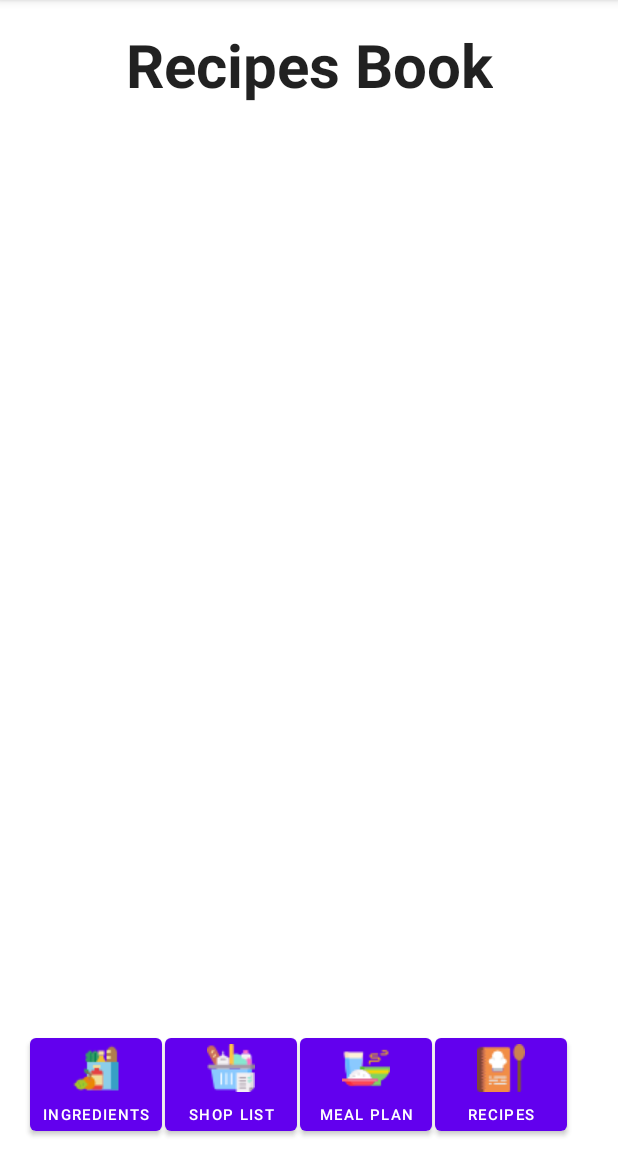
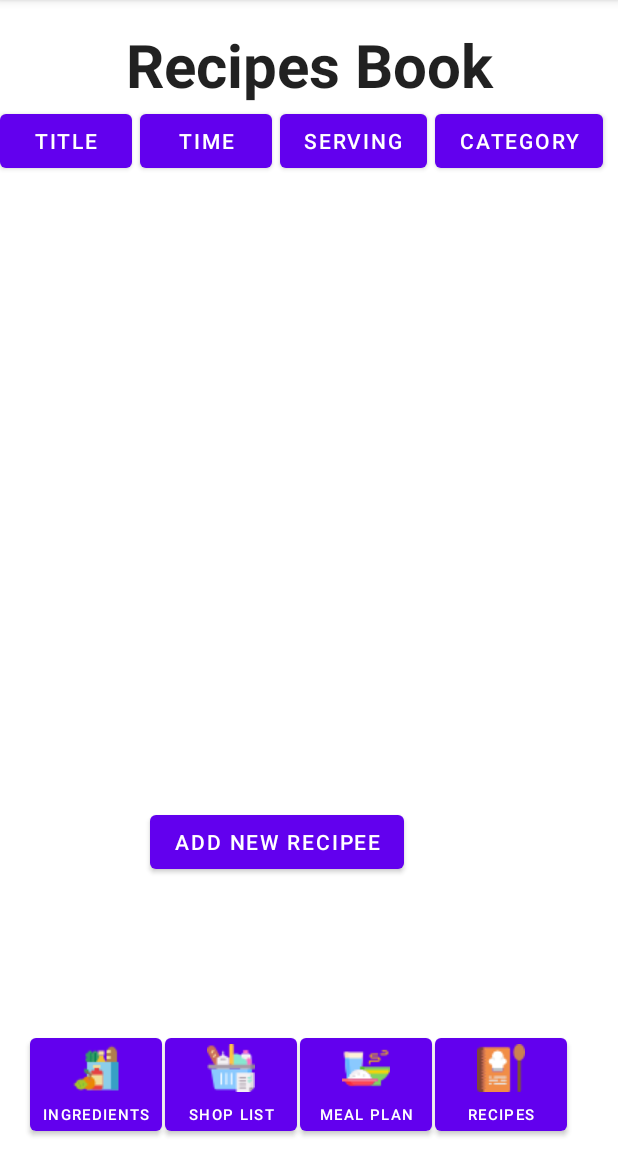
Before and after one commit to mac-op/TopMeals, an Android app: the Recipes screen opened directly, with no data from a screen before it, on a phone screen of 412 x 824 dp, the part 84-1236 px from its top. Run offline under Robolectric (Android 15) with nearby library versions, the phone set to English and light mode, and no system bars.

Commit message:
"Recipee Book UI - Pratham And Almer

```diff
--- a/app/src/main/res/layout/activity_recipies.xml
+++ b/app/src/main/res/layout/activity_recipies.xml
@@ -5,22 +5,105 @@
     android:layout_width="match_parent"
     android:layout_height="match_parent"
     tools:context=".Recipes">
+    <LinearLayout
+        android:layout_width="match_parent"
+        android:layout_height="match_parent"
+        android:orientation="vertical">
+        <TextView
+            android:id="@+id/recipestext"
+            android:layout_width="match_parent"
+            android:layout_height="wrap_content"
+            android:layout_marginTop="16dp"
+            android:text="Recipes Book"
+            android:textAppearance="@style/TextAppearance.AppCompat.Large"
+            android:textSize="40dp"
+            android:textAlignment="center"
+            android:textStyle="bold">
+
+        </TextView>
+        <LinearLayout
+            android:layout_width="match_parent"
+            android:layout_height="wrap_content"
+            android:orientation="horizontal">
+
+            <Button
+                android:layout_width="wrap_content"
+                android:layout_height="wrap_content"
+                android:id="@+id/title_sort"
+                android:text="Title"
+                android:layout_marginRight="5dp">
+
+            </Button>
+            <Button
+                android:layout_width="wrap_content"
+                android:layout_height="wrap_content"
+                android:id="@+id/time_sort"
+                android:text="Time"
+                android:layout_marginRight="5dp">
+
+            </Button>
+            <Button
+                android:layout_width="wrap_content"
+                android:layout_height="wrap_content"
+                android:id="@+id/Serving_sort"
+                android:text="Serving"
+                android:layout_marginRight="5dp">
+
+            </Button>
+            <Button
+                android:layout_width="wrap_content"
+                android:layout_height="wrap_content"
+                android:id="@+id/Category"
+                android:text="Category">
+
+            </Button>
+
+        </LinearLayout>
+
+        <LinearLayout
+            android:layout_width="match_parent"
+            android:layout_height="wrap_content">
+
+            <ListView
+                android:layout_width="match_parent"
+                android:layout_height="419dp">
+
+            </ListView>
+
+
+        </LinearLayout>
+
+        <LinearLayout
+            android:layout_width="match_parent"
+            android:layout_height="wrap_content"
+            android:orientation="vertical">
+
+            <Button
+                android:layout_width="wrap_content"
+                android:layout_height="wrap_content"
+                android:text="Add New Recipee"
+                android:layout_marginLeft="100dp">
+
+            </Button>
+            <TextView
+                android:layout_width="match_parent"
+                android:layout_height="match_parent"
+                android:height="80dp">
+
+            </TextView>
+        </LinearLayout>
+
+
+
+
+    </LinearLayout>
+
+
 
     <include
         android:id="@+id/include"
         layout="@layout/activity_bottomswitchbuttons" />
 
-    <TextView
-        android:id="@+id/recipestext"
-        android:layout_width="wrap_content"
-        android:layout_height="wrap_content"
-        android:layout_marginTop="16dp"
-        android:text="Recipes Book"
-        android:textAppearance="@style/TextAppearance.AppCompat.Large"
-        android:textSize="40dp"
-        android:textStyle="bold"
-        app:layout_constraintEnd_toEndOf="parent"
-        app:layout_constraintStart_toStartOf="parent"
-        app:layout_constraintTop_toTopOf="parent" />
+
 
 </androidx.constraintlayout.widget.ConstraintLayout>
```
